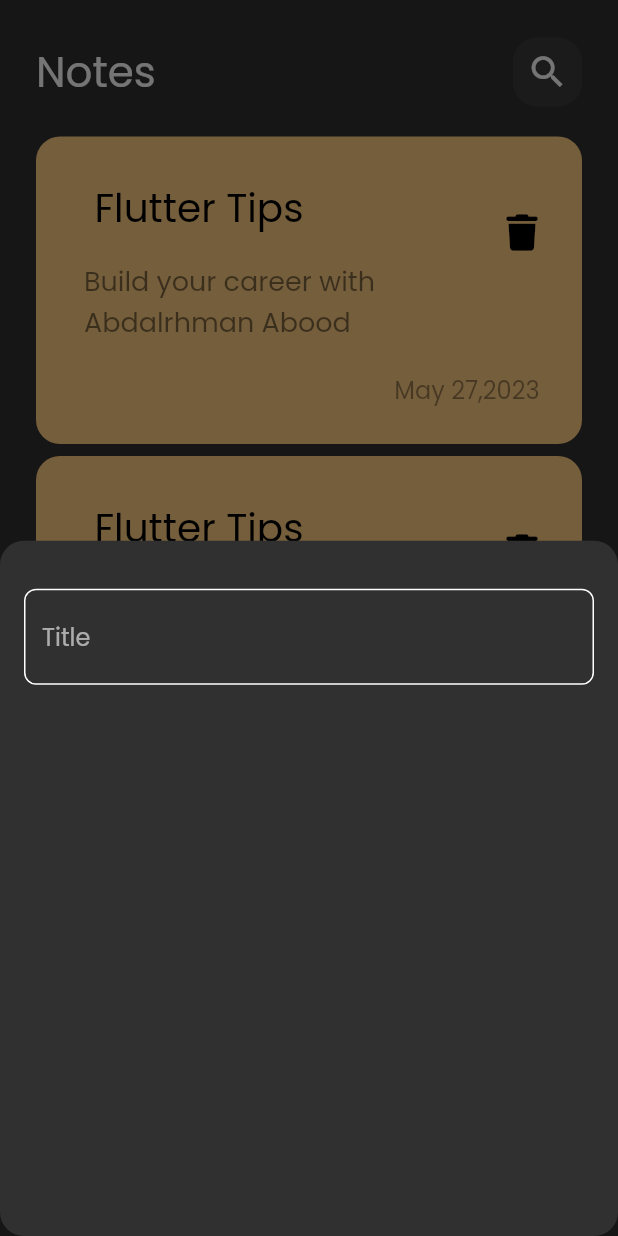
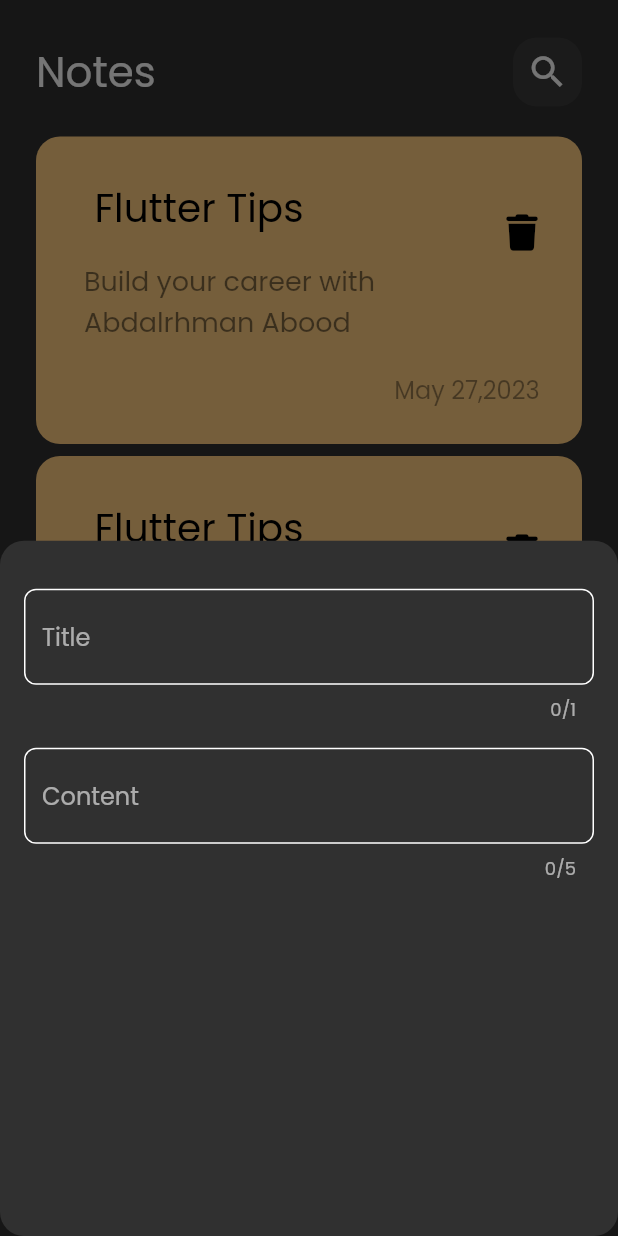
Before and after one commit to Abdalrhmanabood/notes_app, a Flutter app: the screen it shows after launch, after a tap on the "add" icon, on a phone screen of 412 x 824 dp. Run offline on Flutter 3.47's test engine with Material 2 defaults, Android fonts, the phone set to English and light mode, and no system bars; our stand-ins replace font_awesome_flutter.

Commit message:
add fields to note button sheet

```diff
--- a/lib/views/widget/add_note_botton_sheet.dart
+++ b/lib/views/widget/add_note_botton_sheet.dart
@@ -7,13 +7,22 @@ class AddNoteBottomSheet extends StatelessWidget {
   @override
   Widget build(BuildContext context) {
     return Padding(
-       padding:const  EdgeInsets.symmetric(horizontal: 16),
+      padding: const EdgeInsets.symmetric(horizontal: 16),
       child: Column(
         children: const [
           SizedBox(
             height: 32,
           ),
-          CustomTextField(),
+          CustomTextField(
+            hint: 'Title',
+          ),
+          SizedBox(
+            height: 16,
+          ),
+           CustomTextField(
+            hint: 'Content',
+            maxlines: 5,
+          ),
         ],
       ),
     );
--- a/lib/views/widget/custom_text_field.dart
+++ b/lib/views/widget/custom_text_field.dart
@@ -2,14 +2,16 @@ import 'package:flutter/material.dart';
 import 'package:notes_app/constants.dart';
 
 class CustomTextField extends StatelessWidget {
-  const CustomTextField({super.key});
-
+  const CustomTextField({super.key, required this.hint, this.maxlines = 1});
+  final String hint;
+  final int maxlines;
   @override
   Widget build(BuildContext context) {
     return TextField(
-      cursorColor: kPrimaryColor ,
+      cursorColor: kPrimaryColor,
+      maxLength: maxlines,
       decoration: InputDecoration(
-        hintText: 'Title',
+        hintText: hint,
         // hintStyle: const TextStyle(
         //   color: kPrimaryColor ,
         // ),
@@ -21,11 +23,10 @@ class CustomTextField extends StatelessWidget {
   }
 
   OutlineInputBorder buildBorder([color]) {
-    return  OutlineInputBorder(
+    return OutlineInputBorder(
         borderRadius: BorderRadius.circular(8),
-        borderSide:  BorderSide(
+        borderSide: BorderSide(
           color: color ?? Colors.white,
-        )
-      );
+        ));
   }
 }
```
